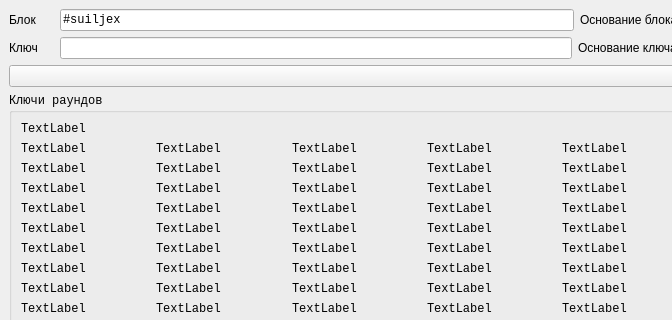
First picture: the form in forms/demo.ui, repository suiljex/idea_tools, before the edit; both pictures show x 0 to 672 and y 0 to 320 of the 983 by 981 pixel window.
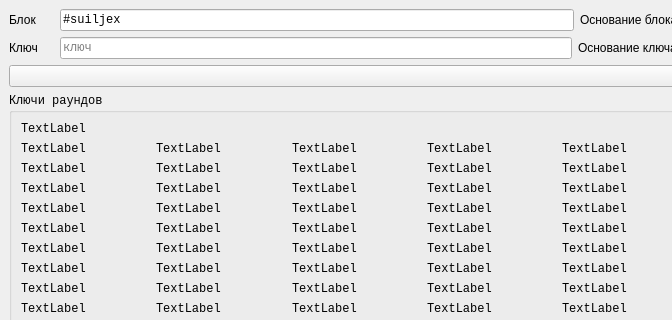
Second picture: the form after the edit.

```diff
--- a/forms/demo.ui
+++ b/forms/demo.ui
@@ -105,6 +105,9 @@
               <family>Monospace</family>
              </font>
             </property>
+            <property name="placeholderText">
+             <string>ключ</string>
+            </property>
            </widget>
           </item>
           <item>
```
Left out of the diff: 3 changed lines with no effect on the pictures.
